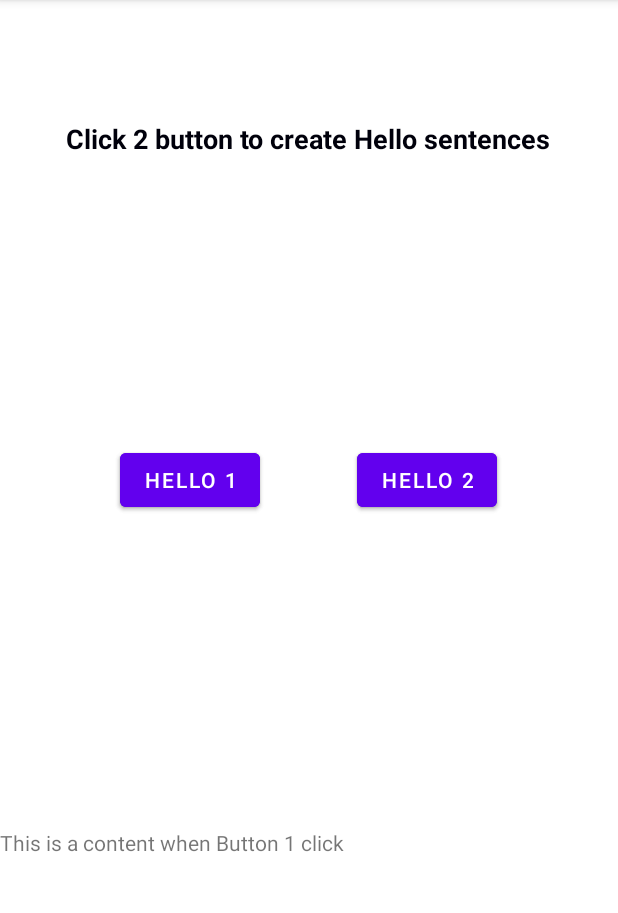
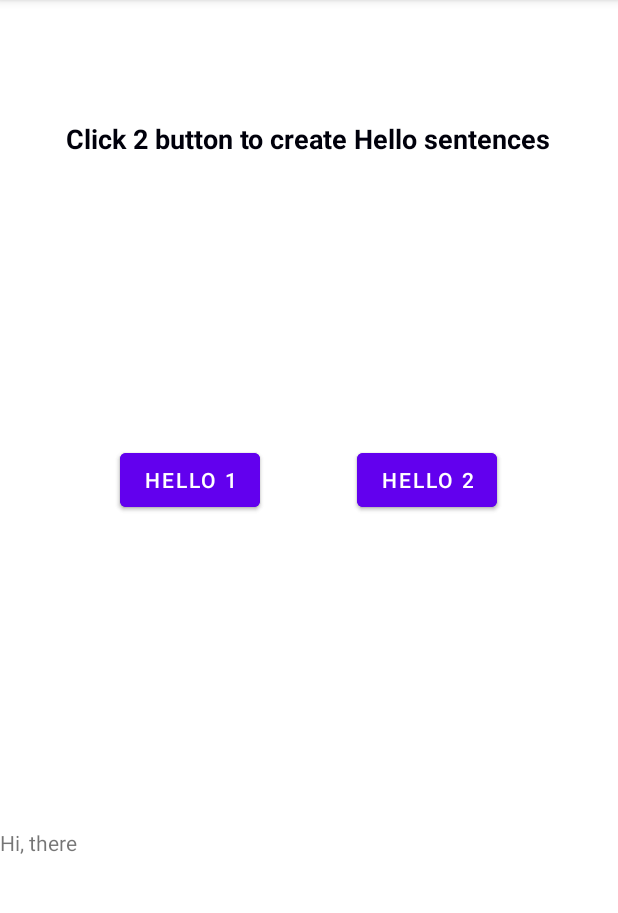
Before and after one commit to hophuocduy2610/FunitureStoreProject, an Android app: the screen it shows after launch (MainActivity), after a tap on "HELLO 2", on a phone screen of 412 x 824 dp, the part 84-997 px from its top. Run offline under Robolectric (Android 15) with nearby library versions, the phone set to English and light mode, and no system bars; 1 other tap on this screen came first.

Commit message:
add result picture

```diff
--- a/DemoFragment/app/src/main/java/com/example/demofragment/FirstFragment.java
+++ b/DemoFragment/app/src/main/java/com/example/demofragment/FirstFragment.java
@@ -72,7 +72,7 @@ public class FirstFragment extends Fragment {
             @Override
             public void onClick(View view) {
                 if (mListener != null) {
-                    mListener.onItemPressed("This is a content when Button 1 click");
+                    mListener.onItemPressed("Hello");
                 }
             }
         });
@@ -80,7 +80,7 @@ public class FirstFragment extends Fragment {
             @Override
             public void onClick(View view) {
                 if (mListener != null) {
-                    mListener.onItemPressed("This is a content when Button 1 click");
+                    mListener.onItemPressed("Hi, there");
                 }
             }
         });
```
Also changed, not shown: DemoFragment/app/src/main/res/drawable/kq1.jpg (added), DemoFragment/app/src/main/res/drawable/kq2.jpg (added), DemoFragment/app/src/main/res/drawable/kq3.jpg (added).
